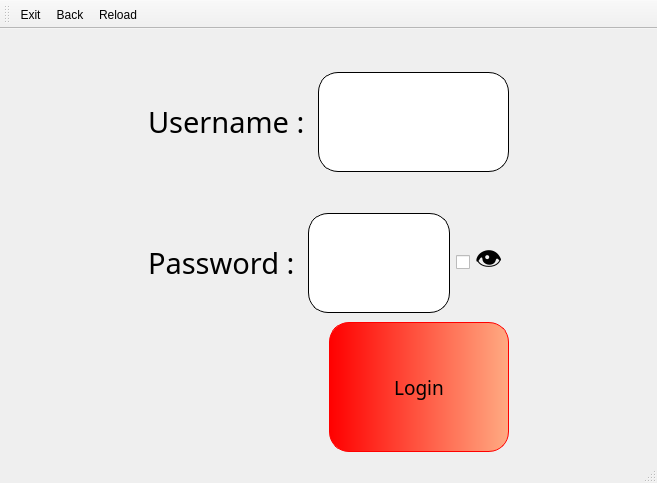
Qt form admin_login.ui (MohamadAminA/Cinema) before a commit.
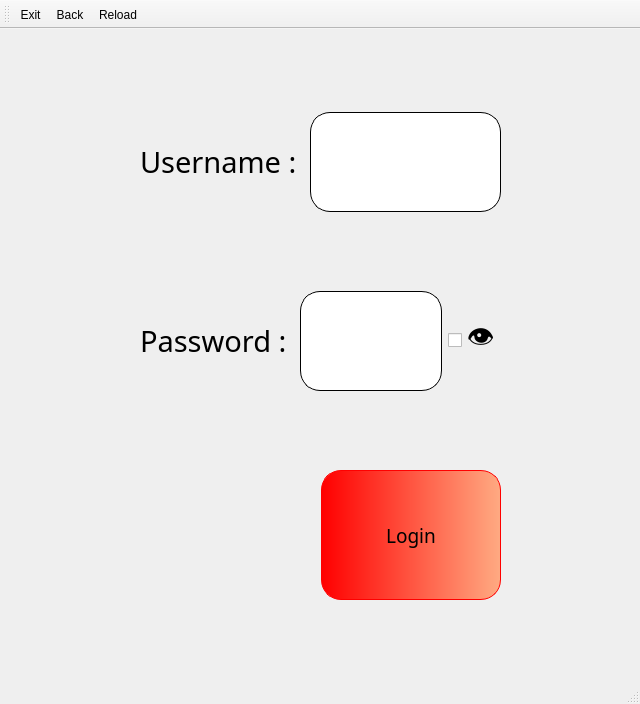
The same form after that commit. Icons and pictures are not drawn.

```diff
--- a/admin_login.ui
+++ b/admin_login.ui
@@ -6,8 +6,8 @@
    <rect>
     <x>0</x>
     <y>0</y>
-    <width>657</width>
-    <height>483</height>
+    <width>640</width>
+    <height>704</height>
    </rect>
   </property>
   <property name="windowTitle">
@@ -31,92 +31,7 @@
 border-radius: 20px;
 }</string>
   </property>
-  <widget class="QWidget" name="centralwidget">
-   <property name="geometry">
-    <rect>
-     <x>0</x>
-     <y>0</y>
-     <width>258</width>
-     <height>453</height>
-    </rect>
-   </property>
-   <layout class="QVBoxLayout" name="verticalLayout">
-    <item>
-     <spacer name="verticalSpacer">
-      <property name="orientation">
-       <enum>Qt::Vertical</enum>
-      </property>
-      <property name="sizeType">
-       <enum>QSizePolicy::Preferred</enum>
-      </property>
-      <property name="sizeHint" stdset="0">
-       <size>
-        <width>20</width>
-        <height>176</height>
-       </size>
-      </property>
-     </spacer>
-    </item>
-    <item>
-     <spacer name="verticalSpacer_2">
-      <property name="orientation">
-       <enum>Qt::Vertical</enum>
-      </property>
-      <property name="sizeHint" stdset="0">
-       <size>
-        <width>20</width>
-        <height>129</height>
-       </size>
-      </property>
-     </spacer>
-    </item>
-   </layout>
-  </widget>
-  <widget class="QMenuBar" name="menubar">
-   <property name="geometry">
-    <rect>
-     <x>0</x>
-     <y>0</y>
-     <width>657</width>
-     <height>19</height>
-    </rect>
-   </property>
-  </widget>
-  <widget class="QStatusBar" name="statusbar">
-   <property name="geometry">
-    <rect>
-     <x>0</x>
-     <y>0</y>
-     <width>3</width>
-     <height>21</height>
-    </rect>
-   </property>
-  </widget>
-  <widget class="QToolBar" name="toolBar">
-   <property name="geometry">
-    <rect>
-     <x>0</x>
-     <y>20</y>
-     <width>97</width>
-     <height>34</height>
-    </rect>
-   </property>
-   <property name="windowTitle">
-    <string>toolBar</string>
-   </property>
-   <addaction name="actionExit"/>
-   <addaction name="actionBack"/>
-   <addaction name="actionReload"/>
-  </widget>
-  <widget class="QWidget" name="">
-   <property name="geometry">
-    <rect>
-     <x>160</x>
-     <y>30</y>
-     <width>361</width>
-     <height>439</height>
-    </rect>
-   </property>
+  <widget class="QWidget" name="widget">
    <layout class="QHBoxLayout" name="horizontalLayout_5">
     <property name="topMargin">
      <number>0</number>
@@ -147,6 +62,19 @@
         <property name="topMargin">
          <number>10</number>
         </property>
+        <item>
+         <spacer name="verticalSpacer">
+          <property name="orientation">
+           <enum>Qt::Vertical</enum>
+          </property>
+          <property name="sizeHint" stdset="0">
+           <size>
+            <width>20</width>
+            <height>40</height>
+           </size>
+          </property>
+         </spacer>
+        </item>
         <item>
          <layout class="QHBoxLayout" name="horizontalLayout_2">
           <property name="topMargin">
@@ -164,6 +92,7 @@
              <font>
               <family>French Script MT</family>
               <pointsize>22</pointsize>
+              <weight>50</weight>
               <bold>false</bold>
              </font>
             </property>
@@ -193,6 +122,7 @@
              <font>
               <family>Comic Sans MS</family>
               <pointsize>14</pointsize>
+              <weight>50</weight>
               <bold>false</bold>
              </font>
             </property>
@@ -230,6 +160,7 @@
              <font>
               <family>French Script MT</family>
               <pointsize>22</pointsize>
+              <weight>50</weight>
               <bold>false</bold>
              </font>
             </property>
@@ -259,6 +190,7 @@
              <font>
               <family>Comic Sans MS</family>
               <pointsize>14</pointsize>
+              <weight>50</weight>
               <bold>false</bold>
              </font>
             </property>
@@ -341,6 +273,19 @@
         </item>
        </layout>
       </item>
+      <item>
+       <spacer name="verticalSpacer_2">
+        <property name="orientation">
+         <enum>Qt::Vertical</enum>
+        </property>
+        <property name="sizeHint" stdset="0">
+         <size>
+          <width>20</width>
+          <height>40</height>
+         </size>
+        </property>
+       </spacer>
+      </item>
      </layout>
     </item>
     <item>
@@ -358,6 +303,31 @@
     </item>
    </layout>
   </widget>
+  <widget class="QMenuBar" name="menubar">
+   <property name="geometry">
+    <rect>
+     <x>0</x>
+     <y>0</y>
+     <width>640</width>
+     <height>19</height>
+    </rect>
+   </property>
+  </widget>
+  <widget class="QStatusBar" name="statusbar"/>
+  <widget class="QToolBar" name="toolBar">
+   <property name="windowTitle">
+    <string>toolBar</string>
+   </property>
+   <attribute name="toolBarArea">
+    <enum>TopToolBarArea</enum>
+   </attribute>
+   <attribute name="toolBarBreak">
+    <bool>false</bool>
+   </attribute>
+   <addaction name="actionExit"/>
+   <addaction name="actionBack"/>
+   <addaction name="actionReload"/>
+  </widget>
   <action name="actionBack">
    <property name="icon">
     <iconset resource="resourse.qrc">
```
